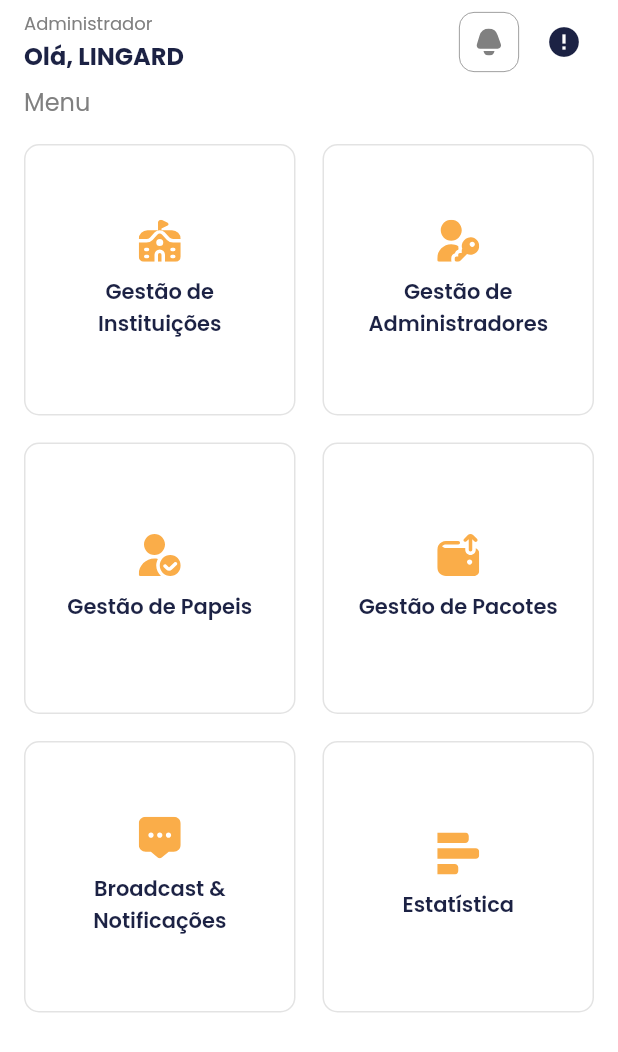
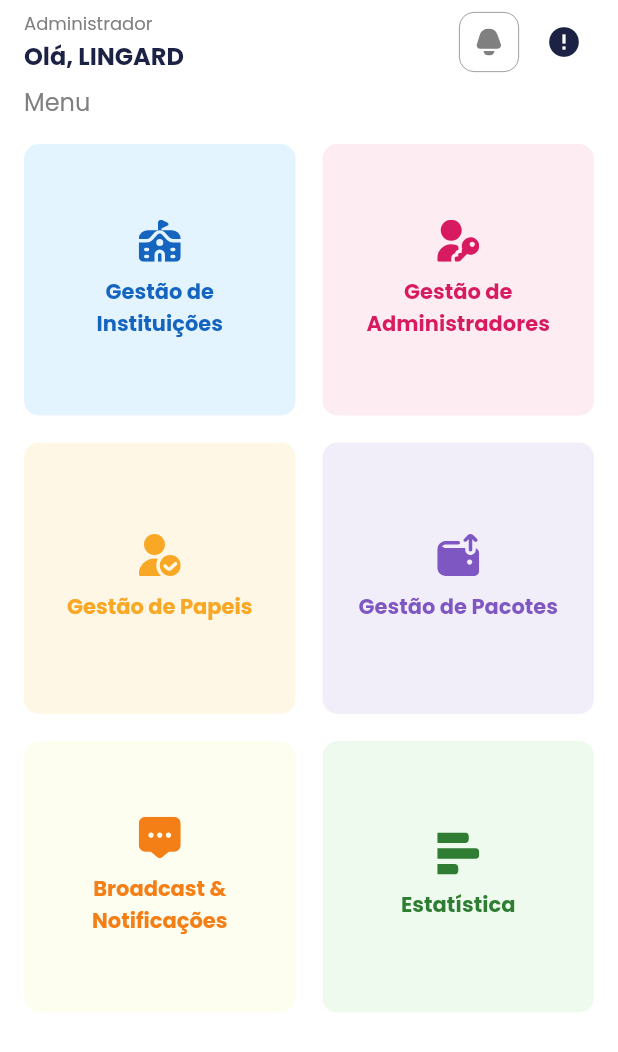
Before and after one commit to lelafieta/kuzinga, a Flutter app: the AdminPage screen opened by its route, on a phone screen of 412 x 824 dp. Shown: the top 1052 px of the screen. Run offline on Flutter 3.47's test engine with Material 3 defaults, Android fonts, the phone set to English and light mode, and no system bars; drawn by our look-alikes of cached_network_image; our stand-ins replace animate_do, chat_bubbles, cloud_firestore, contained_tab_bar_view, custom_navigation_bar, dashed_circular_progress_bar and 16 more; missing offline and left inert: flutter_timeline_calendar, mobkit_calendar; accounts and stored records are empty; network calls fail.

Commit message:
Admin home

```diff
--- a/lib/src/configs/routes/route_manager.dart
+++ b/lib/src/configs/routes/route_manager.dart
@@ -5,6 +5,7 @@ import 'package:kuzinga/src/features/calendar/presentation/pages/calendar_page.d
 import 'package:kuzinga/src/features/exames/pages/exame_page.dart';
 import 'package:kuzinga/src/features/explore/presentation/pages/explore_page.dart';
 import 'package:kuzinga/src/features/home/presentation/pages/user_options_page.dart';
+import 'package:kuzinga/src/features/institutions/presentation/pages/institution_page.dart';
 import 'package:kuzinga/src/features/lessons/pages/lesson_page.dart';
 import 'package:kuzinga/src/features/library/pages/library_page.dart';
 import 'package:kuzinga/src/features/message/presentation/pages/chat_page.dart';
@@ -96,6 +97,11 @@ class RouteManager {
           builder: (context) => const AdminPage(),
         );
 
+      case AppRoutes.instituitionRoute:
+        return MaterialPageRoute(
+          builder: (context) => const InstitutionPage(),
+        );
+
       default:
         return MaterialPageRoute(
           builder: (context) => const Text("Rota não existente"),
--- a/lib/src/configs/routes/routes.dart
+++ b/lib/src/configs/routes/routes.dart
@@ -17,4 +17,5 @@ class AppRoutes {
   static const String profileRoute = "/profile";
   static const String userOptionsRoute = "/userOptions";
   static const String adminRoute = "/admin";
+  static const String instituitionRoute = "/instituition";
 }
--- a/lib/src/features/admin/presentation/pages/admin_page.dart
+++ b/lib/src/features/admin/presentation/pages/admin_page.dart
@@ -2,6 +2,8 @@ import 'package:cached_network_image/cached_network_image.dart';
 import 'package:flutter/material.dart';
 import 'package:flutter/widgets.dart';
 import 'package:flutter_svg/flutter_svg.dart';
+import 'package:get/get.dart';
+import 'package:kuzinga/src/configs/routes/routes.dart';
 import 'package:kuzinga/src/core/utils/app_values.dart';
 
 import '../../../../configs/themes/color_palette.dart';
@@ -21,33 +23,54 @@ class _AdminPageState extends State<AdminPage> {
       title: "Gestão de Instituições",
       subtitle: "subtitle",
       icon: AppIcons.school,
+      iconColor: const Color(0xFF1565C0),
+      color: const Color(0xFFD8EFFF),
+      onTap: () {
+        Get.toNamed(AppRoutes.instituitionRoute);
+      },
     ),
     Menu(
       title: "Gestão de Administradores",
       subtitle: "subtitle",
       icon: AppIcons.userKey,
+      iconColor: const Color(0xFFD81B60),
+      color: const Color(0xFFFCE4EC),
+      onTap: () {},
     ),
     Menu(
       title: "Gestão de Papeis",
       subtitle: "subtitle",
       icon: AppIcons.userTrust,
+      iconColor: const Color(0xFFF9A825),
+      color: const Color(0xFFFFF4DB),
+      onTap: () {},
     ),
     Menu(
       title: "Gestão de Pacotes",
       subtitle: "subtitle",
       icon: AppIcons.walletArrow,
+      iconColor: const Color(0xFF7E57C2),
+      color: const Color(0xFFEDE7F6),
+      onTap: () {},
     ),
     Menu(
       title: "Broadcast & Notificações",
       subtitle: "subtitle",
       icon: AppIcons.commentAltDots,
+      iconColor: const Color(0xFFF57F17),
+      color: const Color(0xFFFDFDEA),
+      onTap: () {},
     ),
     Menu(
       title: "Estatística",
       subtitle: "subtitle",
       icon: AppIcons.chartSimpleHorizontal,
+      iconColor: const Color(0xFF2E7D32),
+      color: const Color(0xFFE7F8E7),
+      onTap: () {},
     ),
   ];
+
   @override
   Widget build(BuildContext context) {
     return Scaffold(
@@ -141,15 +164,17 @@ class _AdminPageState extends State<AdminPage> {
               itemCount: items.length,
               itemBuilder: (context, index) {
                 final menu = items.elementAt(index);
-                return Container(
+                return InkWell(
+                  onTap: menu.onTap,
+                  child: Container(
                     padding: const EdgeInsets.all(AppValues.s16),
                     decoration: BoxDecoration(
-                    // color: Colors.blueAccent,
+                      color: menu.color.withOpacity(.7),
                       borderRadius: BorderRadius.circular(AppValues.s10),
-                    border: Border.all(
-                      width: AppValues.s1,
-                      color: AppColors.strokeColor,
-                    ),
+                      // border: Border.all(
+                      //   width: AppValues.s1,
+                      //   color: AppColors.strokeColor,
+                      // ),
                     ),
                     child: Column(
                       mainAxisAlignment: MainAxisAlignment.center,
@@ -159,7 +184,7 @@ class _AdminPageState extends State<AdminPage> {
                           child: SvgPicture.asset(
                             menu.icon,
                             width: AppValues.s28,
-                          color: AppColors.primaryColor,
+                            color: menu.iconColor,
                           ),
                         ),
                         const SizedBox(
@@ -168,15 +193,18 @@ class _AdminPageState extends State<AdminPage> {
                         Center(
                           child: Text(
                             menu.title,
-                          style:
-                              Theme.of(context).textTheme.bodyMedium!.copyWith(
-                                    color: AppColors.secondColor,
-                                    fontWeight: FontWeight.w600,
+                            style: Theme.of(context)
+                                .textTheme
+                                .bodyMedium!
+                                .copyWith(
+                                  color: menu.iconColor,
+                                  fontWeight: FontWeight.bold,
                                 ),
                             textAlign: TextAlign.center,
                           ),
                         ),
                       ],
+                    ),
                   ),
                 );
               },
@@ -192,10 +220,15 @@ class Menu {
   final String title;
   final String subtitle;
   final String icon;
+  final Color color;
+  final Color iconColor;
+  final VoidCallback? onTap;
 
-  Menu({
-    required this.title,
+  Menu(
+      {required this.title,
       required this.subtitle,
       required this.icon,
-  });
+      required this.color,
+      required this.iconColor,
+      required this.onTap});
 }
```
Also changed, not shown: lib/src/features/institutions/presentation/pages/institution_page.dart (added, +137 -0 lines). Lines whose indentation alone changed are shown as unchanged.
